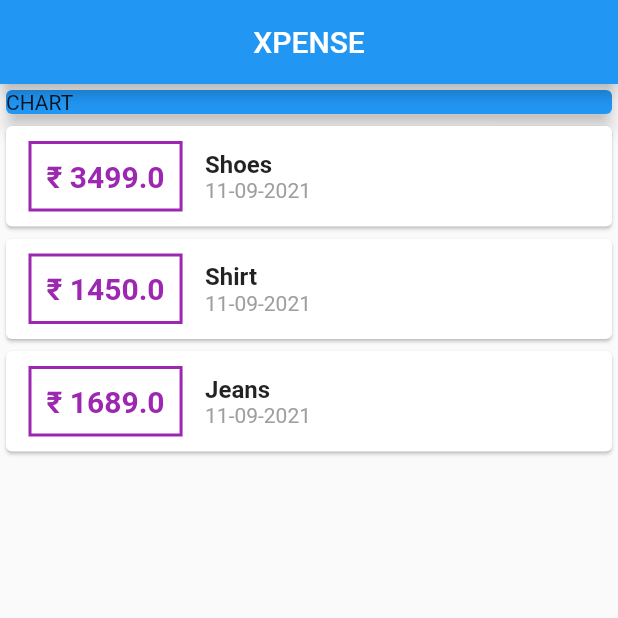
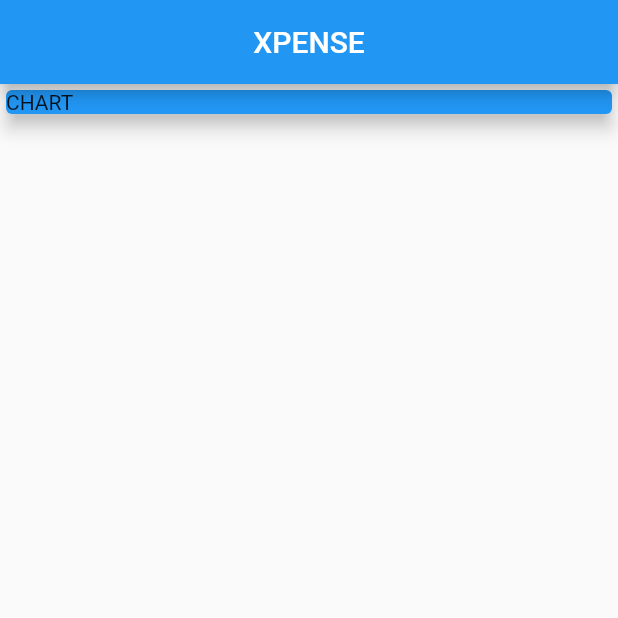
Before and after one commit to Procoder16/Xpense, a Flutter app: the screen it shows after launch, on a phone screen of 412 x 824 dp, the top half of it. Run offline on Flutter 3.47's test engine with Material 2 defaults, Android fonts, the phone set to English and light mode, and no system bars.

```diff
--- a/lib/main.dart
+++ b/lib/main.dart
@@ -1,7 +1,5 @@
+import 'package:flutter/cupertino.dart';
 import 'package:flutter/material.dart';
-import 'package:intl/intl.dart';
-
-import 'transaction.dart';
 
 void main() {
   runApp(
@@ -10,27 +8,6 @@ void main() {
 }
 
 class MyApp extends StatelessWidget {
-  final List<Transaction> transactions = [
-    Transaction(
-      id: 't1',
-      itemName: 'Shoes',
-      amount: 3499.0,
-      date: DateTime.now(),
-    ),
-    Transaction(
-      id: 't2',
-      itemName: 'Shirt',
-      amount: 1450.0,
-      date: DateTime.now(),
-    ),
-    Transaction(
-      id: 't3',
-      itemName: 'Jeans',
-      amount: 1689.0,
-      date: DateTime.now(),
-    ),
-  ];
-
   @override
   Widget build(BuildContext context) {
     return MaterialApp(
@@ -54,55 +31,6 @@ class MyApp extends StatelessWidget {
                 elevation: 5,
               ),
             ),
-            Column(
-              children: transactions.map((tx) {
-                return Card(
-                  child: Row(
-                    children: [
-                      Container(
-                        padding: EdgeInsets.all(10.0),
-                        decoration: BoxDecoration(
-                          border: Border.all(
-                            color: Colors.purple,
-                            width: 2,
-                          ),
-                        ),
-                        margin: EdgeInsets.symmetric(
-                          vertical: 10,
-                          horizontal: 15,
-                        ),
-                        child: Text(
-                          '₹ ' + tx.amount.toString(),
-                          style: TextStyle(
-                            fontSize: 20,
-                            fontWeight: FontWeight.bold,
-                            color: Colors.purple,
-                          ),
-                        ),
-                      ),
-                      Column(
-                        crossAxisAlignment: CrossAxisAlignment.start,
-                        children: [
-                          Text(
-                            tx.itemName,
-                            style: TextStyle(
-                              fontWeight: FontWeight.bold,
-                              fontSize: 16,
-                            ),
-                          ),
-                          Text(
-                            DateFormat('dd-MM-yyyy').format(tx.date),
-                            style: TextStyle(
-                              color: Colors.grey,
-                            ),
-                          ),
-                        ],
-                      ),
-                    ],
-                  ),
-                );
-              }).toList(),
-            ),
           ],
         ),
       ),
```
Also changed, not shown: lib/widgets/newTransaction.dart (added, +47 -0 lines), lib/widgets/transaction_list.dart (added, +58 -0 lines), lib/widgets/userTransaction.dart (added, +42 -0 lines), lib/models/transaction.dart (renamed from lib/transaction.dart).
